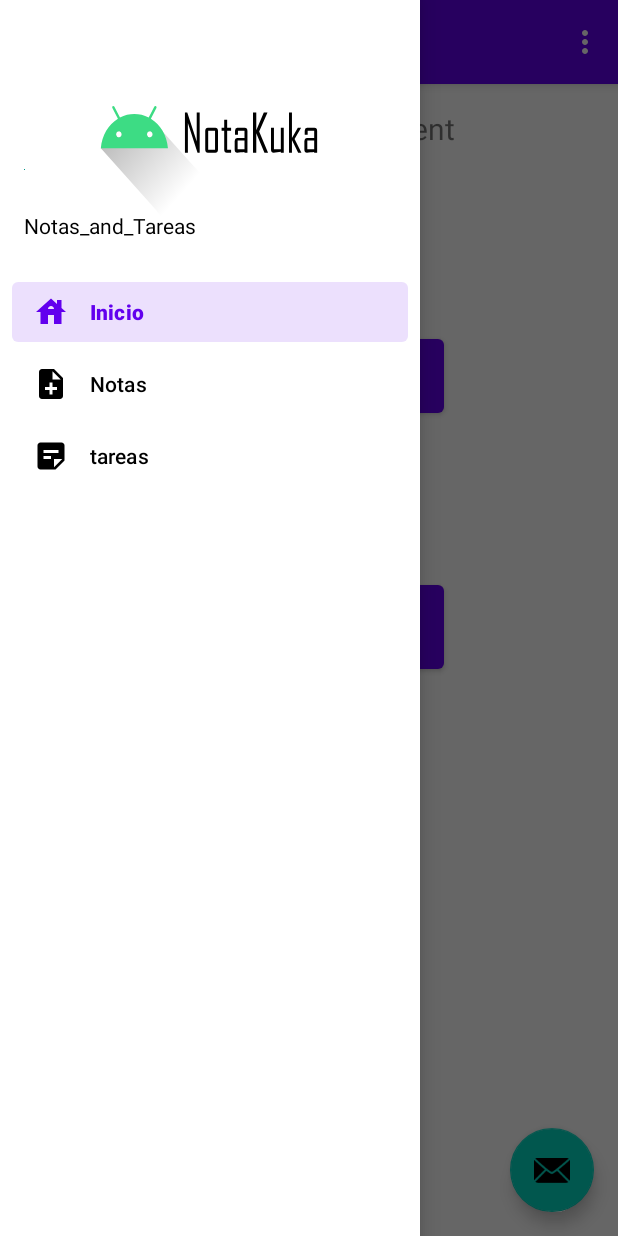
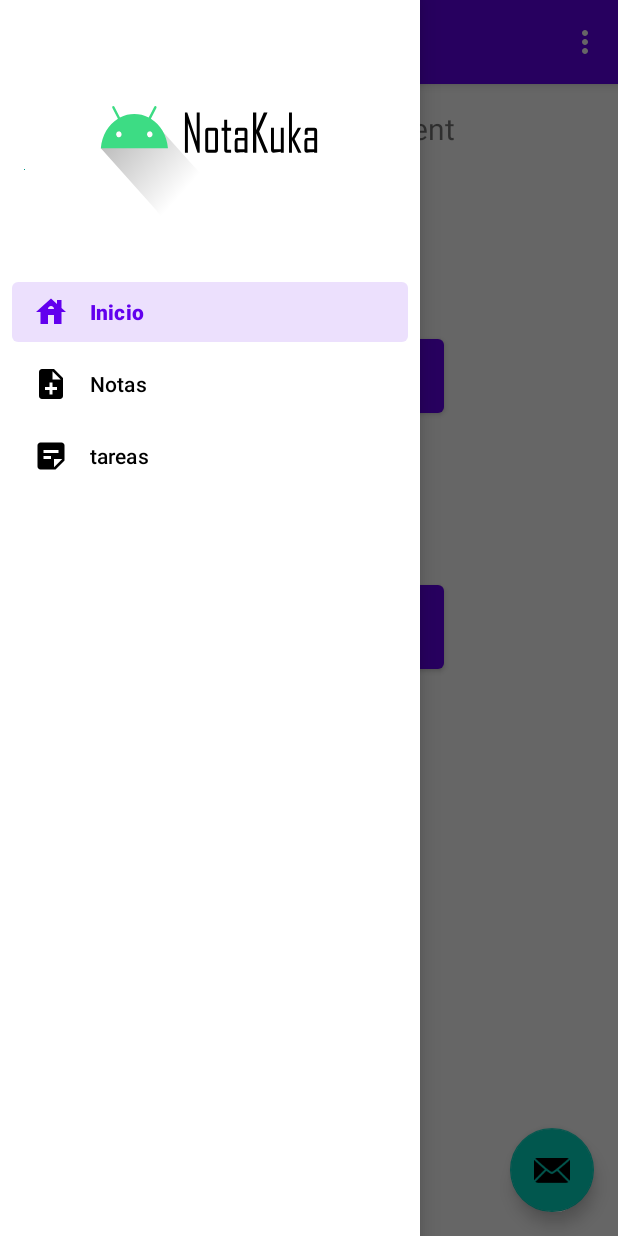
Before and after one commit to Christianbeny/NotaKuka, an Android app: the screen it shows after launch (MainActivity), with the side drawer open, on a phone screen of 412 x 824 dp. Run offline under Robolectric (Android 15) with nearby library versions, the phone set to English and light mode, and no system bars; our stand-ins replace navigation-ui.

Commit message:
cambio de color

```diff
--- a/app/src/main/res/layout/nav_header_main.xml
+++ b/app/src/main/res/layout/nav_header_main.xml
@@ -32,5 +32,5 @@
         android:layout_width="wrap_content"
         android:layout_height="wrap_content"
         android:text="@string/nav_header_subtitle"
-        android:textColor="@color/design_default_color_on_secondary" />
+        android:textColor="@color/design_default_color_background" />
 </LinearLayout>
```
